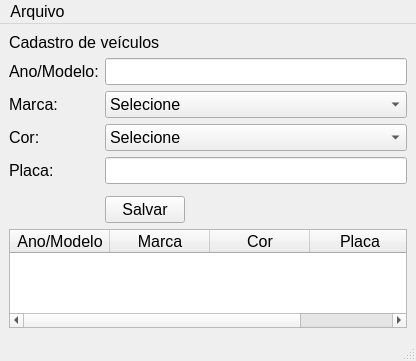
The window that principal.ui (denilsonds/selos) describes before a commit, drawn with Qt 5.
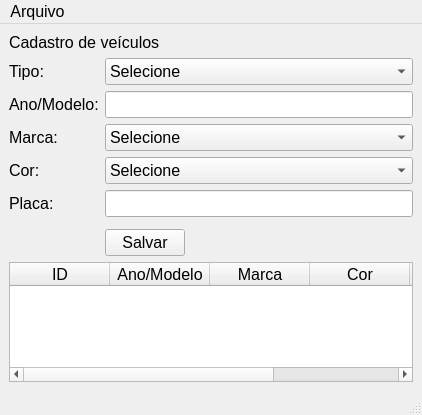
The same window after the commit.

Diff of the .ui file:
```diff
--- a/principal.ui
+++ b/principal.ui
@@ -6,8 +6,8 @@
    <rect>
     <x>0</x>
     <y>0</y>
-    <width>416</width>
-    <height>361</height>
+    <width>422</width>
+    <height>415</height>
    </rect>
   </property>
   <property name="font">
@@ -42,24 +42,24 @@
     </item>
     <item>
      <layout class="QFormLayout" name="formLayout">
-      <item row="0" column="0">
+      <item row="1" column="0">
        <widget class="QLabel" name="label_2">
         <property name="text">
          <string>Ano/Modelo:</string>
         </property>
        </widget>
       </item>
-      <item row="0" column="1">
+      <item row="1" column="1">
        <widget class="QLineEdit" name="leAM"/>
       </item>
-      <item row="1" column="0">
+      <item row="2" column="0">
        <widget class="QLabel" name="label_3">
         <property name="text">
          <string>Marca:</string>
         </property>
        </widget>
       </item>
-      <item row="1" column="1">
+      <item row="2" column="1">
        <widget class="QComboBox" name="cbMarca">
         <item>
          <property name="text">
@@ -68,14 +68,14 @@
         </item>
        </widget>
       </item>
-      <item row="2" column="0">
+      <item row="3" column="0">
        <widget class="QLabel" name="label_4">
         <property name="text">
          <string>Cor:</string>
         </property>
        </widget>
       </item>
-      <item row="2" column="1">
+      <item row="3" column="1">
        <widget class="QComboBox" name="cbCor">
         <item>
          <property name="text">
@@ -84,17 +84,17 @@
         </item>
        </widget>
       </item>
-      <item row="3" column="0">
+      <item row="4" column="0">
        <widget class="QLabel" name="label_5">
         <property name="text">
          <string>Placa:</string>
         </property>
        </widget>
       </item>
-      <item row="3" column="1">
-       <widget class="QLineEdit" name="lePlaca"/>
-      </item>
       <item row="4" column="1">
+       <widget class="QLineEdit" name="lePlaca"/>
+      </item>
+      <item row="5" column="1">
        <spacer name="verticalSpacer">
         <property name="orientation">
          <enum>Qt::Vertical</enum>
@@ -107,7 +107,7 @@
         </property>
        </spacer>
       </item>
-      <item row="5" column="1">
+      <item row="6" column="1">
        <widget class="QPushButton" name="pbSalvar">
         <property name="maximumSize">
          <size>
@@ -120,6 +120,32 @@
         </property>
        </widget>
       </item>
+      <item row="0" column="0">
+       <widget class="QLabel" name="label_6">
+        <property name="text">
+         <string>Tipo:</string>
+        </property>
+       </widget>
+      </item>
+      <item row="0" column="1">
+       <widget class="QComboBox" name="cbTipo">
+        <item>
+         <property name="text">
+          <string>Selecione</string>
+         </property>
+        </item>
+        <item>
+         <property name="text">
+          <string>Carro</string>
+         </property>
+        </item>
+        <item>
+         <property name="text">
+          <string>Moto</string>
+         </property>
+        </item>
+       </widget>
+      </item>
      </layout>
     </item>
     <item>
@@ -130,6 +156,11 @@
       <attribute name="verticalHeaderStretchLastSection">
        <bool>true</bool>
       </attribute>
+      <column>
+       <property name="text">
+        <string>ID</string>
+       </property>
+      </column>
       <column>
        <property name="text">
         <string>Ano/Modelo</string>
@@ -150,6 +181,11 @@
         <string>Placa</string>
        </property>
       </column>
+      <column>
+       <property name="text">
+        <string>Tipo</string>
+       </property>
+      </column>
      </widget>
     </item>
    </layout>
@@ -159,7 +195,7 @@
     <rect>
      <x>0</x>
      <y>0</y>
-     <width>416</width>
+     <width>422</width>
      <height>21</height>
     </rect>
    </property>
```
